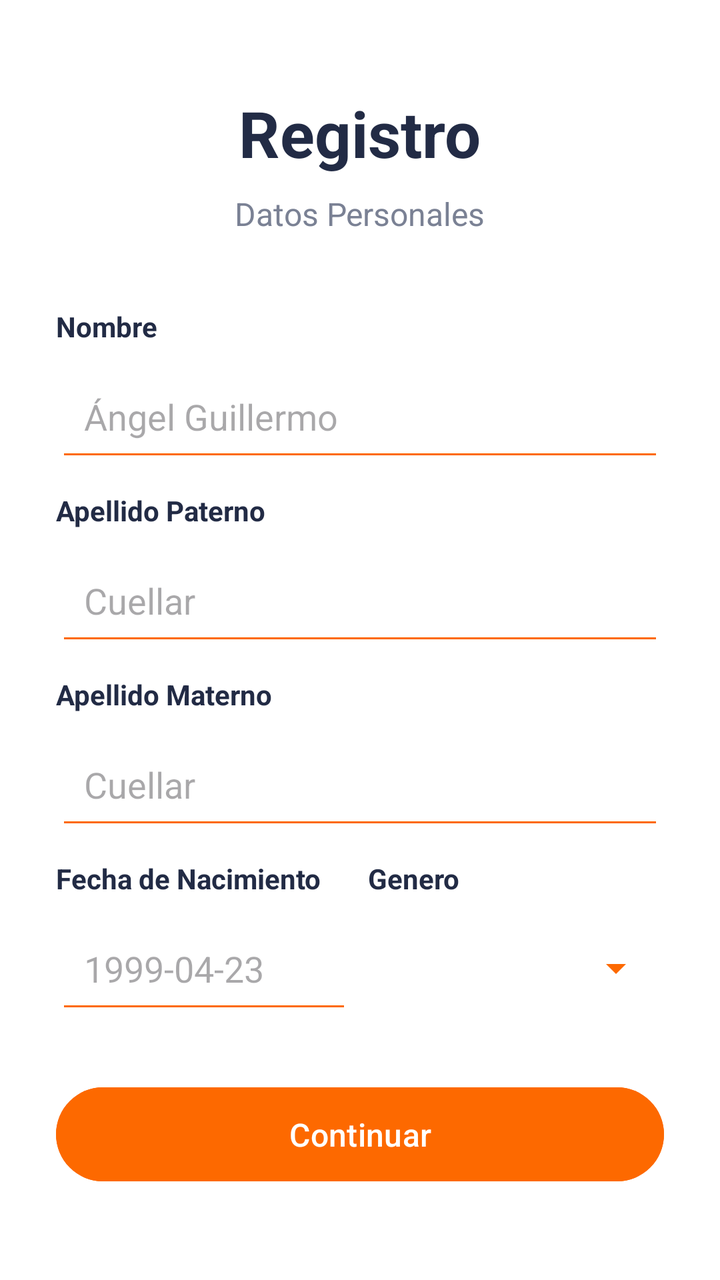
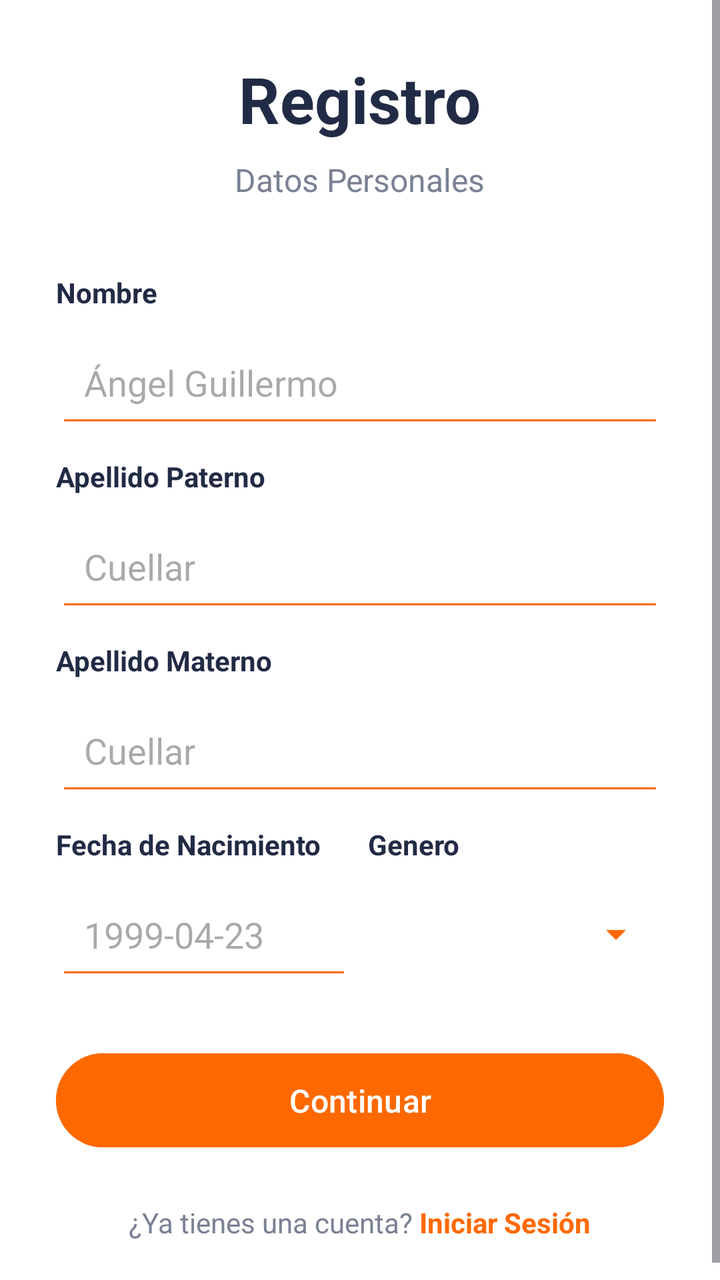

The first picture is an Android layout as it rendered before a commit; the second is the same layout after the commit. The layout source and the unified diff follow.
<!-- AndroidManifest.xml: application theme Theme.ApexGym -->
<!-- res/layout/fragment_cliente.xml -->
<?xml version="1.0" encoding="utf-8"?>
<ScrollView
    xmlns:android="http://schemas.android.com/apk/res/android"
    android:layout_width="match_parent"
    android:layout_height="match_parent"
    android:fillViewport="true"
    android:background="#FFFFFF">

    <LinearLayout
        android:layout_width="match_parent"
        android:layout_height="match_parent"
        android:orientation="vertical"
        android:gravity="center"
        android:padding="28dp">

        <TextView
            android:layout_width="wrap_content"
            android:layout_height="wrap_content"
            android:text="Registro"
            android:textSize="32sp"
            android:textStyle="bold"
            android:textColor="#222B45"
            android:layout_marginBottom="8dp" />

        <TextView
            android:layout_width="wrap_content"
            android:layout_height="wrap_content"
            android:text="Datos Personales"
            android:textSize="16sp"
            android:textColor="#7A8194"
            android:layout_marginBottom="36dp" />

            <LinearLayout
                android:layout_width="match_parent"
                android:layout_height="wrap_content"
                android:orientation="vertical">

                <TextView
                    android:layout_width="match_parent"
                    android:layout_height="wrap_content"
                    android:layout_marginBottom="8dp"
                    android:text="Nombre"
                    android:textColor="#222B45"
                    android:textStyle="bold" />

                <EditText
                    android:id="@+id/etNombre"
                    android:layout_width="match_parent"
                    android:layout_height="55dp"
                    android:backgroundTint="#fd6900"
                    android:hint="Ángel Guillermo"
                    android:inputType="textEmailAddress"
                    android:padding="14dp"
                    android:singleLine="true" />

                <TextView
                    android:layout_width="match_parent"
                    android:layout_height="wrap_content"
                    android:layout_marginTop="10dp"
                    android:layout_marginBottom="8dp"
                    android:text="Apellido Paterno"
                    android:textColor="#222B45"
                    android:textStyle="bold" />

                <EditText
                    android:id="@+id/etApePaterno"
                    android:layout_width="match_parent"
                    android:layout_height="55dp"
                    android:backgroundTint="#fd6900"
                    android:hint="Cuellar"
                    android:padding="14dp"
                    android:singleLine="true" />

                <TextView
                    android:layout_width="match_parent"
                    android:layout_height="wrap_content"
                    android:layout_marginTop="10dp"
                    android:layout_marginBottom="8dp"
                    android:text="Apellido Materno"
                    android:textColor="#222B45"
                    android:textStyle="bold" />

                <EditText
                    android:id="@+id/etApeMaterno"
                    android:layout_width="match_parent"
                    android:layout_height="55dp"
                    android:backgroundTint="#fd6900"
                    android:hint="Cuellar"
                    android:padding="14dp"
                    android:singleLine="true" />

                <LinearLayout
                    android:layout_width="match_parent"
                    android:layout_height="match_parent"
                    android:orientation="horizontal">

                    <LinearLayout
                        android:layout_width="0dp"
                        android:layout_weight="1"
                        android:layout_marginEnd="8dp"
                        android:layout_height="match_parent"
                        android:orientation="vertical">

                        <TextView
                            android:layout_width="match_parent"
                            android:layout_height="wrap_content"
                            android:layout_marginTop="10dp"
                            android:layout_marginBottom="8dp"
                            android:text="Fecha de Nacimiento"
                            android:textColor="#222B45"
                            android:textStyle="bold" />

                        <EditText
                            android:id="@+id/etFechaNacimiento"
                            android:layout_width="match_parent"
                            android:layout_height="55dp"
                            android:backgroundTint="#fd6900"
                            android:clickable="true"
                            android:cursorVisible="false"
                            android:hint="1999-04-23"
                            android:inputType="none"
                            android:padding="14dp"
                            android:singleLine="true" />
                    </LinearLayout>

                    <LinearLayout
                        android:layout_width="0dp"
                        android:layout_weight="1"
                        android:layout_height="match_parent"
                        android:orientation="vertical">

                        <TextView
                            android:layout_width="wrap_content"
                            android:layout_height="wrap_content"
                            android:layout_marginTop="10dp"
                            android:layout_marginBottom="8dp"
                            android:text="Genero"
                            android:textColor="#222B45"
                            android:textStyle="bold" />

                        <Spinner
                            android:id="@+id/spGenero"
                            android:layout_width="match_parent"
                            android:layout_height="55dp"
                            android:backgroundTint="#fd6900"
                            android:padding="14dp"
                            android:spinnerMode="dropdown" />
                    </LinearLayout>
                </LinearLayout>
            </LinearLayout>

        <Button
            android:id="@+id/btnRegistro"
            android:layout_width="match_parent"
            android:layout_height="55dp"
            android:text="Continuar"
            android:textAllCaps="false"
            android:textSize="16sp"
            android:textColor="#FFFFFF"
            android:backgroundTint="#fd6900"
            android:layout_marginTop="28dp" />

    </LinearLayout>

</ScrollView>
<!-- resources referenced by this layout -->
<resources>
  <style name="Theme.ApexGym" parent="Base.Theme.ApexGym" />
  <style name="Base.Theme.ApexGym" parent="Theme.Material3.DayNight.NoActionBar">
          
          
      </style>
</resources>

<!-- the commit's change to res/layout/fragment_cliente.xml (unified diff, before → after) -->
@@ -159,7 +159,30 @@
             android:textColor="#FFFFFF"
             android:backgroundTint="#fd6900"
             android:layout_marginTop="28dp" />
+        <LinearLayout
+            android:layout_width="wrap_content"
+            android:layout_height="wrap_content"
+            android:orientation="horizontal"
+            android:gravity="center"
+            android:layout_marginTop="24dp">
 
+            <TextView
+                android:layout_width="wrap_content"
+                android:layout_height="wrap_content"
+                android:text="¿Ya tienes una cuenta? "
+                android:textColor="#7A8194" />
+
+            <TextView
+                android:id="@+id/tvLogin"
+                android:layout_width="wrap_content"
+                android:layout_height="wrap_content"
+                android:clickable="true"
+                android:focusable="true"
+                android:text="Iniciar Sesión"
+                android:textColor="#fd6900"
+                android:textStyle="bold" />
+
+        </LinearLayout>
     </LinearLayout>
 
 </ScrollView>
